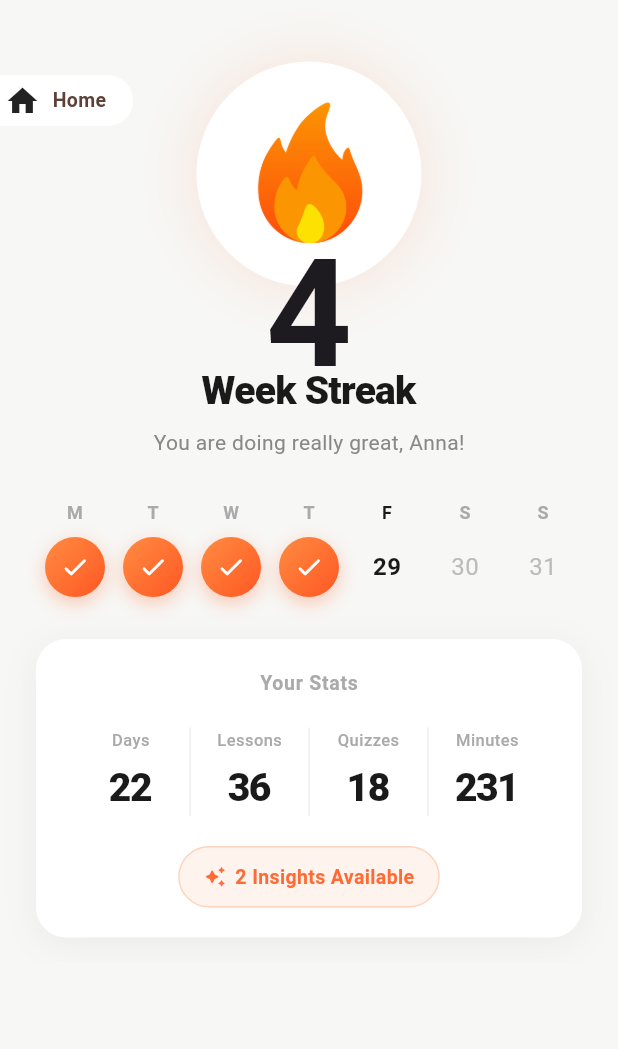
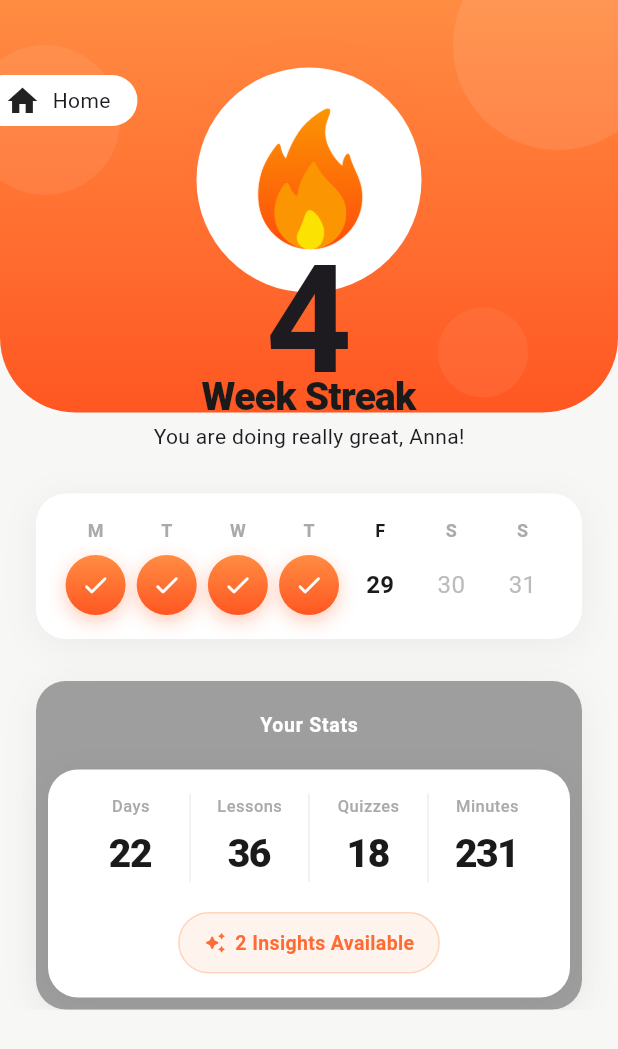
Before and after one commit to ScrotJame/App_1, a Flutter app: the StreakPage screen opened directly, on a phone screen of 412 x 824 dp. Shown: the top 1049 px of the screen. Run offline on Flutter 3.47's test engine with Material 3 defaults, Android fonts, the phone set to English and light mode, and no system bars; our stand-ins replace bloc, drift, equatable, fluro, flutter_bloc, google_fonts and 2 more; accounts and stored records are empty; generated files the repository leaves out were written again.

Commit message:
Fix Ui streak

```diff
--- a/lib/commons/app_colors.dart
+++ b/lib/commons/app_colors.dart
@@ -35,7 +35,11 @@ class AppColors {
     colors: [Color(0xFF00C7FF), Color(0xFF3B77EE)],
   );
 
-
+  static const LinearGradient streakGradient = LinearGradient(
+    begin: Alignment.topCenter,
+    end: Alignment.bottomCenter,
+    colors: [Color(0xFFFF8C42), Color(0xFFFF5722)],
+  );
 }
 
 class AppCommonColors {
--- a/lib/page/streak/streak_page.dart
+++ b/lib/page/streak/streak_page.dart
@@ -7,6 +7,7 @@ import '../../commons/app_colors.dart';
 import '../../commons/enums.dart';
 import '../../router/app_router.dart';
 import '../../router/router.dart';
+import '../widgets/buble_stack.dart';
 import 'streak_cubit.dart';
 
 class StreakPage extends StatefulWidget {
@@ -24,7 +25,10 @@ class _StreakPageState extends State<StreakPage>
   late final Animation<double> _scaleAnim;
   late final Animation<Offset> _slideAnim;
 
-
+  static const double headerHeight = 275;
+  static const double statsTop = 225;
+  static const double statsHeight = 125;
+  static const double overlap = statsTop + statsHeight - headerHeight;
 
   @override
   void initState() {
@@ -68,8 +72,7 @@ class _StreakPageState extends State<StreakPage>
       value: _cubit,
       child: Scaffold(
         backgroundColor: const Color(0xFFF7F7F5),
-        body: SafeArea(
-          child: BlocBuilder<StreakCubit, StreakState>(
+        body: BlocBuilder<StreakCubit, StreakState>(
           builder: (context, state) {
             if (state.loadStatus == LOADSTATUS.LOADING) {
               return const Center(
@@ -84,7 +87,7 @@ class _StreakPageState extends State<StreakPage>
               return Center(
                 child: Text(
                   state.errorMessage ?? 'Có lỗi xảy ra',
-                    style: const TextStyle(color: Colors.red),
+                  style: GoogleFonts.balooBhai2(color: Colors.red),
                 ),
               );
             }
@@ -92,7 +95,6 @@ class _StreakPageState extends State<StreakPage>
             return Stack(
               children: [
                 SingleChildScrollView(
-                  padding: const EdgeInsets.symmetric(horizontal: 24, vertical: 16),
                 child: FadeTransition(
                   opacity: _fadeAnim,
                   child: SlideTransition(
@@ -100,39 +102,70 @@ class _StreakPageState extends State<StreakPage>
                     child: Column(
                       children: [
                         // ─── Flame + Streak number ───────────────
+                        Stack(
+                          alignment: Alignment.topCenter,
+                          clipBehavior: Clip.none,
+                          children: [
+                            Container(
+                              height: headerHeight,
+                              width: double.infinity,
+                              decoration: BoxDecoration(
+                                borderRadius: BorderRadius.only(
+                                  bottomRight: Radius.circular(50),
+                                  bottomLeft: Radius.circular(50),
+                                ),
+                                gradient: AppColors.streakGradient,
+                              ),
+                              child: const BubbleBackground(),
+                            ),
+
+                            Positioned(
+                              top: 20,
+                              child: Column(
+                                children: [
                                   ScaleTransition(
                                     scale: _scaleAnim,
                                     child: _buildFlameSection(state),
                                   ),
+
                                   const SizedBox(height: 26),
-
-                          // ─── Title & subtitle ────────────────────
-                          const Text(
+                                  Text(
                                     'Week Streak',
-                            style: TextStyle(
+                                    style: GoogleFonts.balooBhai2(
                                       fontSize: 26,
                                       fontWeight: FontWeight.w800,
-                              color: Color(0xFF1A1A1A),
+                                      color: const Color(0xFF1A1A1A),
                                       letterSpacing: -0.5,
                                     ),
                                   ),
+                                ],
+                              ),
+                            ),
+                          ],
+                        ),
+
+
                         const SizedBox(height: 6),
                         Text(
                           'You are doing really great, ${state.userName}!',
-                            style: const TextStyle(
-                              fontSize: 14,
-                              color: Color(0xFF888888),
-                              fontWeight: FontWeight.w400,
+                          style: GoogleFonts.balooBhai2(
+                            fontSize: 14
                           ),
                         ),
                         const SizedBox(height: 28),
 
                         // ─── Week days ───────────────────────────
-                          _buildWeekRow(state),
+                        Padding(
+                          padding: const EdgeInsets.symmetric(horizontal: 24),
+                          child: _buildWeekRow(state),
+                        ),
                         const SizedBox(height: 28),
 
                         // ─── Stats card ──────────────────────────
-                          _buildStatsCard(state),
+                        Padding(
+                          padding: const EdgeInsets.symmetric(horizontal: 24),
+                          child: _buildStatsCard(state),
+                        ),
                       ],
                     ),
                   ),
@@ -156,11 +189,7 @@ class _StreakPageState extends State<StreakPage>
                           const SizedBox(width: 8,),
                           Text(
                             'Home',
-                              style: const TextStyle(
-                                color: Color(0xFF5D4037),
-                                fontWeight: FontWeight.bold,
-                                fontSize: 13,
-                              ),
+                            style:  GoogleFonts.balooBhai2(),
                           ),
                         ],
                       ),
@@ -169,7 +198,6 @@ class _StreakPageState extends State<StreakPage>
               ],
             );
           },
-          ),
         ),
       ),
     );
@@ -225,11 +253,26 @@ class _StreakPageState extends State<StreakPage>
 
   // ─── Week row M T W T F S S ──────────────────────────────────────
   Widget _buildWeekRow(StreakState state) {
-    return Row(
+    return Container(
+      padding: EdgeInsets.all(16),
+      width: double.infinity,
+      decoration: BoxDecoration(
+        color: Colors.white,
+        borderRadius: BorderRadius.circular(20),
+        boxShadow: [
+          BoxShadow(
+            color: Colors.black.withOpacity(0.05),
+            blurRadius: 20,
+            offset: const Offset(0, 4),
+          ),
+        ],
+      ),
+      child: Row(
         mainAxisAlignment: MainAxisAlignment.spaceAround,
         children: state.weekDays
             .map((day) => _buildDayItem(day))
             .toList(),
+      ),
     );
   }
 
@@ -239,7 +282,7 @@ class _StreakPageState extends State<StreakPage>
         // Label
         Text(
           day.label,
-          style: TextStyle(
+          style: GoogleFonts.balooBhai2(
             fontSize: 12,
             fontWeight: FontWeight.w600,
             color: day.isToday
@@ -256,11 +299,7 @@ class _StreakPageState extends State<StreakPage>
             height: 40,
             decoration: BoxDecoration(
               shape: BoxShape.circle,
-              gradient: const LinearGradient(
-                begin: Alignment.topLeft,
-                end: Alignment.bottomRight,
-                colors: [Color(0xFFFF8C42), Color(0xFFFF5722)],
-              ),
+              gradient: AppColors.streakGradient,
               boxShadow: [
                 BoxShadow(
                   color: const Color(0xFFFF6B35).withOpacity(0.35),
@@ -282,7 +321,7 @@ class _StreakPageState extends State<StreakPage>
             child: Center(
               child: Text(
                 '${day.date ?? ''}',
-                style: TextStyle(
+                style: GoogleFonts.balooBhai2(
                   fontSize: 16,
                   fontWeight: day.isToday ? FontWeight.w700 : FontWeight.w400,
                   color: day.isToday
@@ -301,6 +340,36 @@ class _StreakPageState extends State<StreakPage>
     return Container(
       width: double.infinity,
       decoration: BoxDecoration(
+        color: Colors.grey,
+        borderRadius: BorderRadius.circular(20),
+        boxShadow: [
+          BoxShadow(
+            color: Colors.black.withOpacity(0.05),
+            blurRadius: 20,
+            offset: const Offset(0, 4),
+          ),
+        ],
+      ),
+      padding: const EdgeInsets.fromLTRB(8, 20, 8, 8),
+      child: Column(
+        children: [
+          // Title
+          Text(
+            'Your Stats',
+            style: GoogleFonts.balooBhai2(
+              fontSize: 13,
+              fontWeight: FontWeight.w600,
+              color: Color(0xFFFFFFFF),
+              letterSpacing: 0.5,
+            ),
+          ),
+          const SizedBox(height: 20),
+
+          // Stats row
+          Container(
+            padding: EdgeInsets.all(16),
+            width: double.infinity,
+            decoration: BoxDecoration(
               color: Colors.white,
               borderRadius: BorderRadius.circular(20),
               boxShadow: [
@@ -311,22 +380,8 @@ class _StreakPageState extends State<StreakPage>
                 ),
               ],
             ),
-      padding: const EdgeInsets.fromLTRB(24, 20, 24, 20),
             child: Column(
               children: [
-          // Title
-          const Text(
-            'Your Stats',
-            style: TextStyle(
-              fontSize: 13,
-              fontWeight: FontWeight.w600,
-              color: Color(0xFFAAAAAA),
-              letterSpacing: 0.5,
-            ),
-          ),
-          const SizedBox(height: 20),
-
-          // Stats row
                 IntrinsicHeight(
                   child: Row(
                     children: [
@@ -368,7 +423,7 @@ class _StreakPageState extends State<StreakPage>
                           const SizedBox(width: 6),
                           Text(
                             '${state.stats.insightsAvailable} Insights Available',
-                      style: const TextStyle(
+                            style: GoogleFonts.balooBhai2(
                               fontSize: 13,
                               fontWeight: FontWeight.w600,
                               color: Color(0xFFFF6B35),
@@ -380,6 +435,10 @@ class _StreakPageState extends State<StreakPage>
                   ),
               ],
             ),
+          ),
+
+        ],
+      ),
     );
   }
 
@@ -389,7 +448,7 @@ class _StreakPageState extends State<StreakPage>
         children: [
           Text(
             label,
-            style: const TextStyle(
+            style: GoogleFonts.balooBhai2(
               fontSize: 11,
               fontWeight: FontWeight.w500,
               color: Color(0xFFAAAAAA),
@@ -399,7 +458,7 @@ class _StreakPageState extends State<StreakPage>
           const SizedBox(height: 6),
           Text(
             value,
-            style: const TextStyle(
+            style: GoogleFonts.balooBhai2(
               fontSize: 26,
               fontWeight: FontWeight.w800,
               color: Color(0xFF1A1A1A),
--- /dev/null
+++ b/lib/page/widgets/buble_stack.dart
@@ -0,0 +1,26 @@
+import 'package:flutter/cupertino.dart';
+import 'package:flutter/material.dart';
+
+class BubbleBackground extends StatelessWidget {
+  const BubbleBackground({super.key});
+
+  @override
+  Widget build(BuildContext context) {
+    return Stack(
+      children: [
+        Positioned(top: -40, right: -30, child: _bubble(140, 0.09)),
+        Positioned(top: 30, left: -20, child: _bubble(100, 0.07)),
+        Positioned(bottom: 10, right: 60, child: _bubble(60, 0.06)),
+      ],
+    );
+  }
+}
+
+Widget _bubble(double size, double opacity) => Container(
+  width: size,
+  height: size,
+  decoration: BoxDecoration(
+    shape: BoxShape.circle,
+    color: Colors.white.withOpacity(opacity),
+  ),
+);
```
Lines whose indentation alone changed are shown as unchanged.
